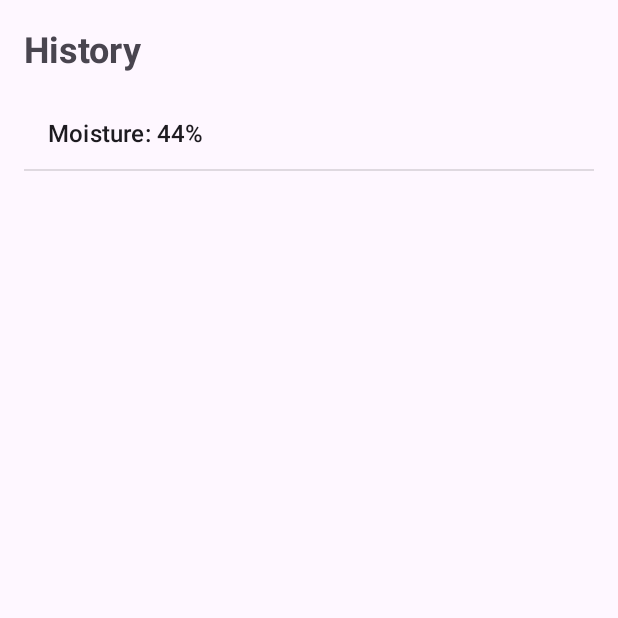
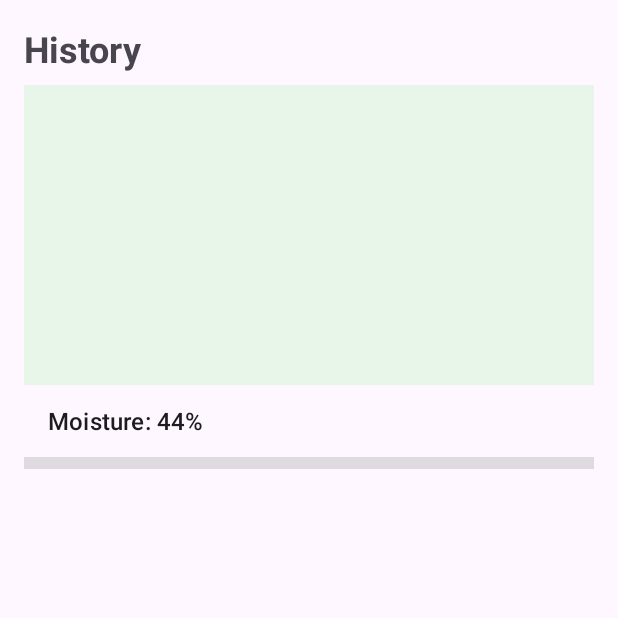
Before and after one commit to DIYAA0606/techfiestairrigation, an Android app: the screen it shows after launch (HistoryActivity), after a tap on "View History", on a phone screen of 412 x 824 dp, the top half of it. Run offline under Robolectric (Android 15) with nearby library versions, the phone set to English and light mode, and no system bars; 1 other tap on this screen came first.

Commit message:
Added app integration and history graph

```diff
--- a/app/src/main/java/com/example/soilmonitormock/HistoryActivity.kt
+++ b/app/src/main/java/com/example/soilmonitormock/HistoryActivity.kt
@@ -6,20 +6,30 @@ import android.widget.ArrayAdapter
 import android.widget.ListView
 
 class HistoryActivity : AppCompatActivity() {
+
     override fun onCreate(savedInstanceState: Bundle?) {
         super.onCreate(savedInstanceState)
         setContentView(R.layout.activity_history)
 
+        // --------- GET VIEWS ----------
         val listView = findViewById<ListView>(R.id.listViewHistory)
+        val graphView = findViewById<MoistureGraphView>(R.id.moistureGraph)
 
+        // --------- GET DATA ----------
         val history = intent.getIntegerArrayListExtra("history") ?: arrayListOf()
 
+        // --------- LIST VIEW ----------
         val adapter = ArrayAdapter(
             this,
             android.R.layout.simple_list_item_1,
             history.map { "Moisture: $it%" }
         )
+        listView.adapter = adapter
 
-        listView.adapter = adapter
+        // --------- GRAPH (VERY IMPORTANT) ----------
+        // Draw graph only after layout is ready
+        graphView.post {
+            graphView.setData(history)
+        }
     }
 }
--- /dev/null
+++ b/app/src/main/java/com/example/soilmonitormock/MoistureGraphView.kt
@@ -0,0 +1,60 @@
+package com.example.soilmonitormock
+
+import android.content.Context
+import android.graphics.Canvas
+import android.graphics.Color
+import android.graphics.Paint
+import android.util.AttributeSet
+import android.view.View
+
+class MoistureGraphView @JvmOverloads constructor(
+    context: Context,
+    attrs: AttributeSet? = null
+) : View(context, attrs) {
+
+    private var data: List<Int> = emptyList()
+
+    private val linePaint = Paint().apply {
+        color = Color.parseColor("#4CAF50")
+        strokeWidth = 6f
+        isAntiAlias = true
+    }
+
+    private val pointPaint = Paint().apply {
+        color = Color.parseColor("#1B5E20")
+        strokeWidth = 10f
+        isAntiAlias = true
+    }
+
+    fun setData(values: List<Int>) {
+        data = values
+        invalidate()
+    }
+
+    override fun onDraw(canvas: Canvas) {
+        super.onDraw(canvas)
+
+        if (data.size < 2) return
+        canvas.drawLine(0f, height.toFloat(), width.toFloat(), height.toFloat(), linePaint)
+
+
+        val widthStep = width.toFloat() / (data.size - 1)
+        val maxVal = 100f
+
+        var prevX = 0f
+        var prevY = height - (data[0] / maxVal) * height
+
+        for (i in 1 until data.size) {
+            val x = i * widthStep
+            val y = height - (data[i] / maxVal) * height
+
+            canvas.drawLine(prevX, prevY, x, y, linePaint)
+            canvas.drawCircle(prevX, prevY, 6f, pointPaint)
+
+            prevX = x
+            prevY = y
+        }
+
+        canvas.drawCircle(prevX, prevY, 6f, pointPaint)
+    }
+}
--- a/app/src/main/java/com/example/soilmonitormock/WeatherActivity.kt
+++ b/app/src/main/java/com/example/soilmonitormock/WeatherActivity.kt
@@ -41,8 +41,9 @@ class WeatherActivity : AppCompatActivity() {
     override fun onCreate(savedInstanceState: Bundle?) {
         super.onCreate(savedInstanceState)
         setContentView(R.layout.activity_weather)
+
+        moisture = intent.getIntExtra("moisture", -1)
         autoRefreshWeather(moisture)
-        moisture = intent.getIntExtra("moisture", -1)
 
         fusedLocationClient = LocationServices.getFusedLocationProviderClient(this)
 
--- a/app/src/main/res/layout/activity_history.xml
+++ b/app/src/main/res/layout/activity_history.xml
@@ -1,21 +1,32 @@
 <?xml version="1.0" encoding="utf-8"?>
-<LinearLayout xmlns:android="http://schemas.android.com/apk/res/android"
+<LinearLayout
+    xmlns:android="http://schemas.android.com/apk/res/android"
     android:layout_width="match_parent"
     android:layout_height="match_parent"
     android:orientation="vertical"
     android:padding="16dp">
 
+    <!-- Title -->
     <TextView
         android:layout_width="wrap_content"
         android:layout_height="wrap_content"
         android:text="History"
         android:textSize="24sp"
         android:textStyle="bold"
-        android:paddingBottom="16dp" />
+        android:paddingBottom="8dp"/>
 
+    <!-- GRAPH (FIXED HEIGHT, ALWAYS VISIBLE) -->
+    <com.example.soilmonitormock.MoistureGraphView
+        android:id="@+id/moistureGraph"
+        android:layout_width="match_parent"
+        android:layout_height="200dp"
+        android:background="#E8F5E9"/>
+
+    <!-- LIST BELOW GRAPH -->
     <ListView
         android:id="@+id/listViewHistory"
         android:layout_width="match_parent"
-        android:layout_height="match_parent" />
-
+        android:layout_height="0dp"
+        android:layout_weight="1"
+        android:dividerHeight="8dp"/>
 </LinearLayout>
--- a/settings.gradle.kts
+++ b/settings.gradle.kts
@@ -9,6 +9,7 @@ pluginManagement {
         }
         mavenCentral()
         gradlePluginPortal()
+        maven(url = "https://jitpack.io")
     }
 }
 dependencyResolutionManagement {
```
Also changed, not shown: app/src/main/java/com/example/soilmonitormock/DashboardActivity.kt (+84 -25 lines), app/src/main/java/com/example/soilmonitormock/MainActivity.kt (+26 -7 lines), app/src/main/res/layout/activity_dashboard.xml (+20 -0 lines).
